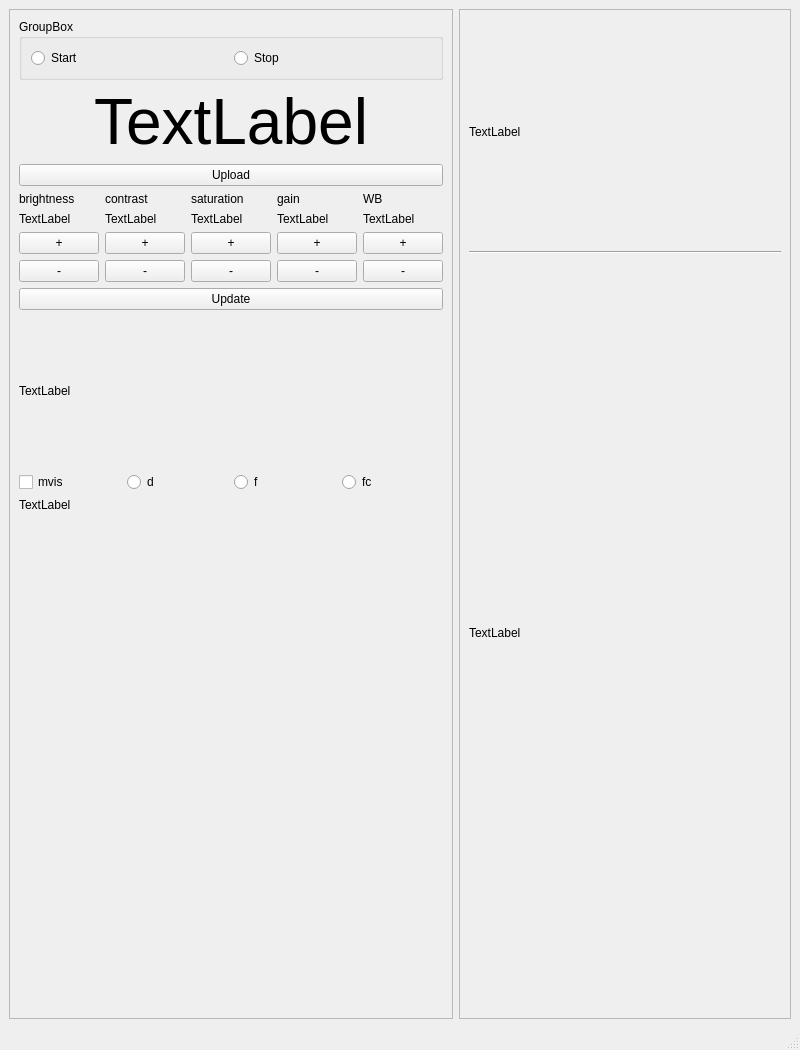
Old version of the form mainwindow.ui in the repository horvathzoltan/camtest.
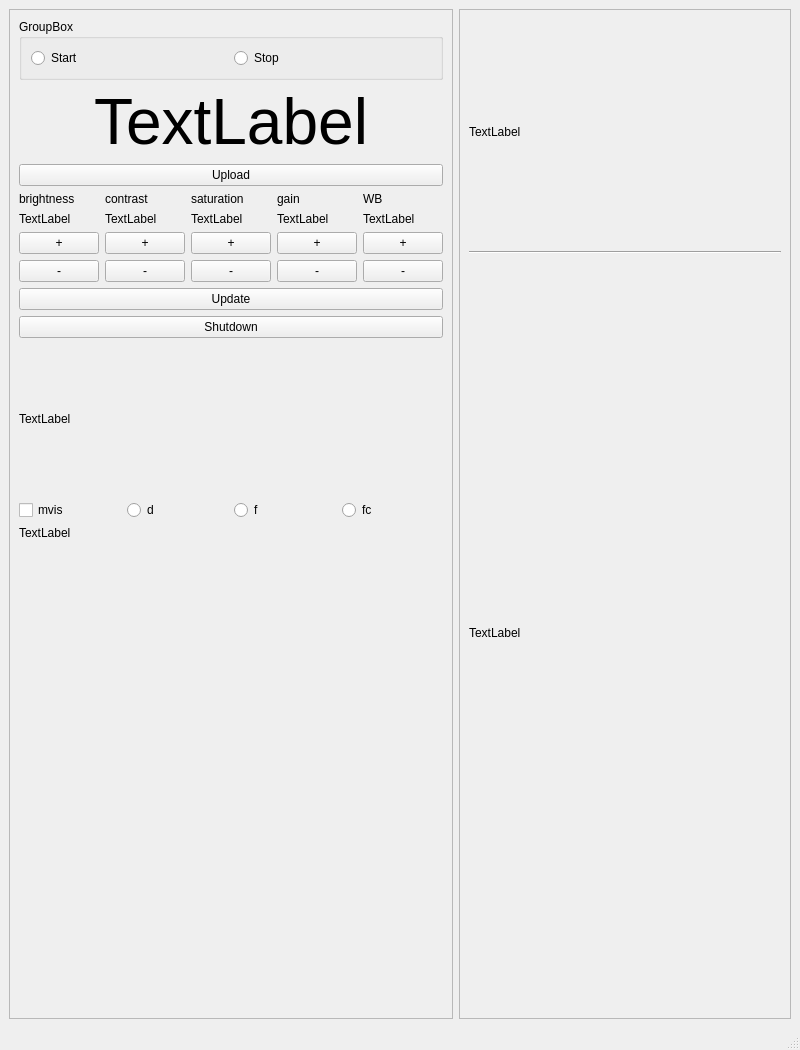
New version of the form.

The edit to the form file:
```diff
--- a/mainwindow.ui
+++ b/mainwindow.ui
@@ -220,6 +220,13 @@
          </property>
         </widget>
        </item>
+       <item>
+        <widget class="QPushButton" name="pushButton_shutdown">
+         <property name="text">
+          <string>Shutdown</string>
+         </property>
+        </widget>
+       </item>
        <item>
         <widget class="QLabel" name="label_msg">
          <property name="minimumSize">
```
